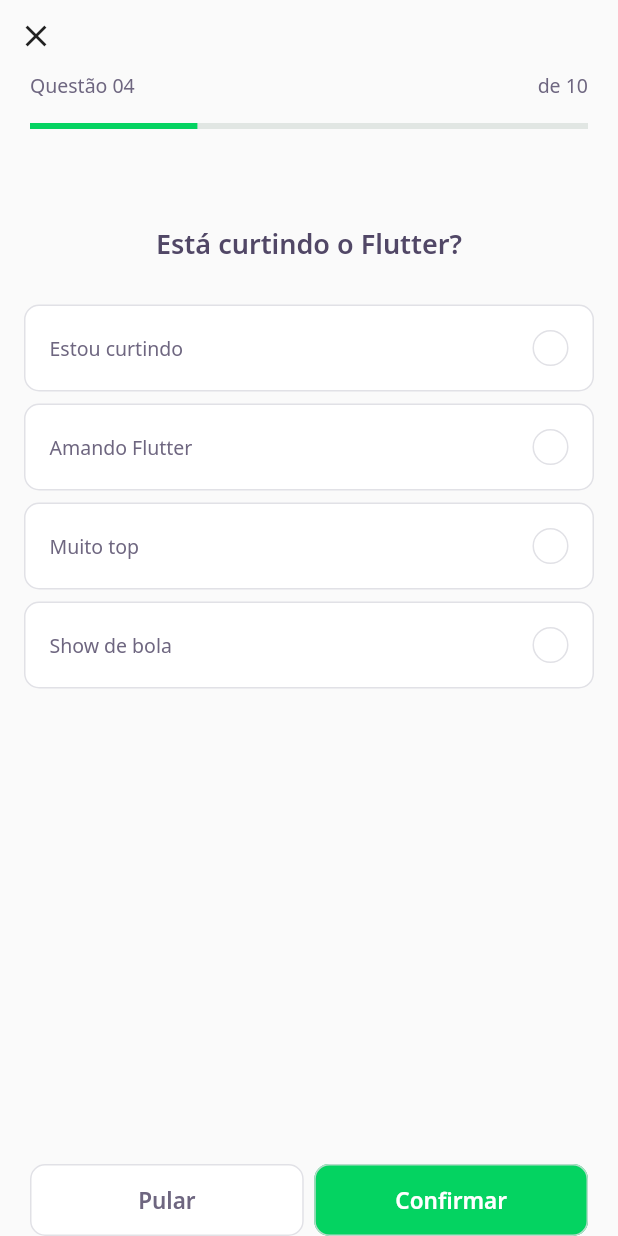
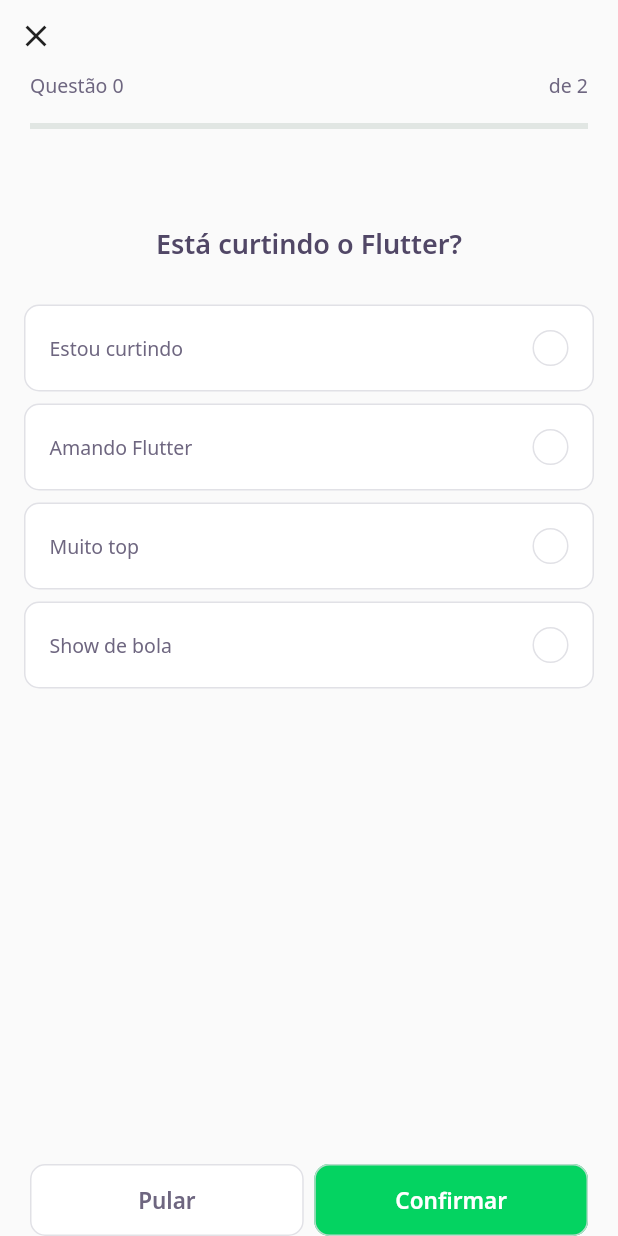
Before and after one commit to gstvds/devquiz, a Flutter app: the screen it shows after launch, after a tap on "NLW5 - Flutter", on a phone screen of 412 x 824 dp. Run offline on Flutter 3.47's test engine with Material 2 defaults, Android fonts, the phone set to English and light mode, and no system bars; our stand-ins replace google_fonts; accounts and stored records are empty; network calls fail.

Commit message:
feat: Adds ChallengeController and new ValueListenableBuilder widget

```diff
--- /dev/null
+++ b/lib/challenge/challenge_controller.dart
@@ -0,0 +1,7 @@
+import 'package:flutter/foundation.dart';
+
+class ChallengeController {
+  final currentPageNotifier = ValueNotifier<int>(0);
+  int get currentPage => currentPageNotifier.value;
+  set currentPage(int value) => currentPageNotifier.value = value;
+}
--- a/lib/challenge/challenge_page.dart
+++ b/lib/challenge/challenge_page.dart
@@ -2,6 +2,7 @@ import 'package:DevQuiz/challenge/widgets/next_button/next_button_widget.dart';
 import 'package:DevQuiz/challenge/widgets/question_indicator/question_indicator_widget.dart';
 import 'package:DevQuiz/challenge/widgets/quiz/quiz_widget.dart';
 import 'package:DevQuiz/shared/models/question_model.dart';
+import 'package:DevQuiz/challenge/challenge_controller.dart';
 import 'package:flutter/material.dart';
 
 class ChallengePage extends StatefulWidget {
@@ -13,6 +14,17 @@ class ChallengePage extends StatefulWidget {
 }
 
 class _ChallengePageState extends State<ChallengePage> {
+  final challengeController = ChallengeController();
+  final pageController = PageController();
+
+  @override
+  void initState() {
+    pageController.addListener(() {
+      challengeController.currentPage = pageController.page!.toInt() + 1;
+    });
+    super.initState();
+  }
+
   @override
   Widget build(BuildContext context) {
     return Scaffold(
@@ -28,11 +40,24 @@ class _ChallengePageState extends State<ChallengePage> {
                     onPressed: () {
                       Navigator.pop(context);
                     }),
-                QuestionIndicator(),
+                ValueListenableBuilder<int>(
+                  valueListenable: challengeController.currentPageNotifier,
+                  builder: (context, value, _) => QuestionIndicatorWidget(
+                    currentPage: value,
+                    length: widget.questions.length,
+                  ),
+                )
               ],
             )),
       ),
-      body: QuizWidget(question: widget.questions[0]),
+      body: PageView(
+        controller: pageController,
+        children: widget.questions
+            .map(
+              (item) => QuizWidget(question: item),
+            )
+            .toList(),
+      ),
       bottomNavigationBar: SafeArea(
         bottom: true,
         child: Padding(
--- a/lib/challenge/widgets/question_indicator/question_indicator_widget.dart
+++ b/lib/challenge/widgets/question_indicator/question_indicator_widget.dart
@@ -2,7 +2,16 @@ import 'package:DevQuiz/core/core.dart';
 import 'package:DevQuiz/shared/widgets/progress_indicator/progress_indicator_widget.dart';
 import 'package:flutter/material.dart';
 
-class QuestionIndicator extends StatelessWidget {
+class QuestionIndicatorWidget extends StatelessWidget {
+  final int currentPage;
+  final int length;
+
+  const QuestionIndicatorWidget({
+    Key? key,
+    required this.currentPage,
+    required this.length,
+  }) : super(key: key);
+
   @override
   Widget build(BuildContext context) {
     return Container(
@@ -14,11 +23,11 @@ class QuestionIndicator extends StatelessWidget {
               mainAxisAlignment: MainAxisAlignment.spaceBetween,
               children: [
                 Text(
-                  "Questão 04",
+                  "Questão $currentPage",
                   style: AppTextStyles.body,
                 ),
                 Text(
-                  "de 10",
+                  "de $length",
                   style: AppTextStyles.body,
                 ),
               ],
@@ -26,7 +35,7 @@ class QuestionIndicator extends StatelessWidget {
             SizedBox(
               height: 16,
             ),
-            ProgressIndicatorWidget(value: 0.3)
+            ProgressIndicatorWidget(value: currentPage / length)
           ],
         ),
       ),
```
